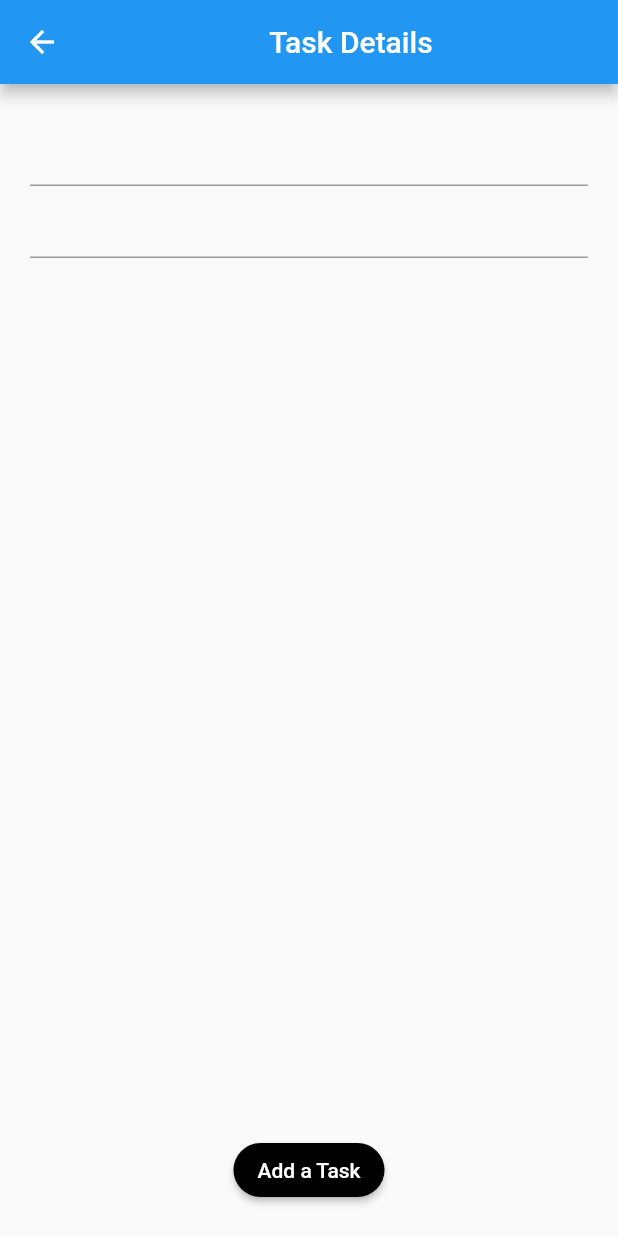
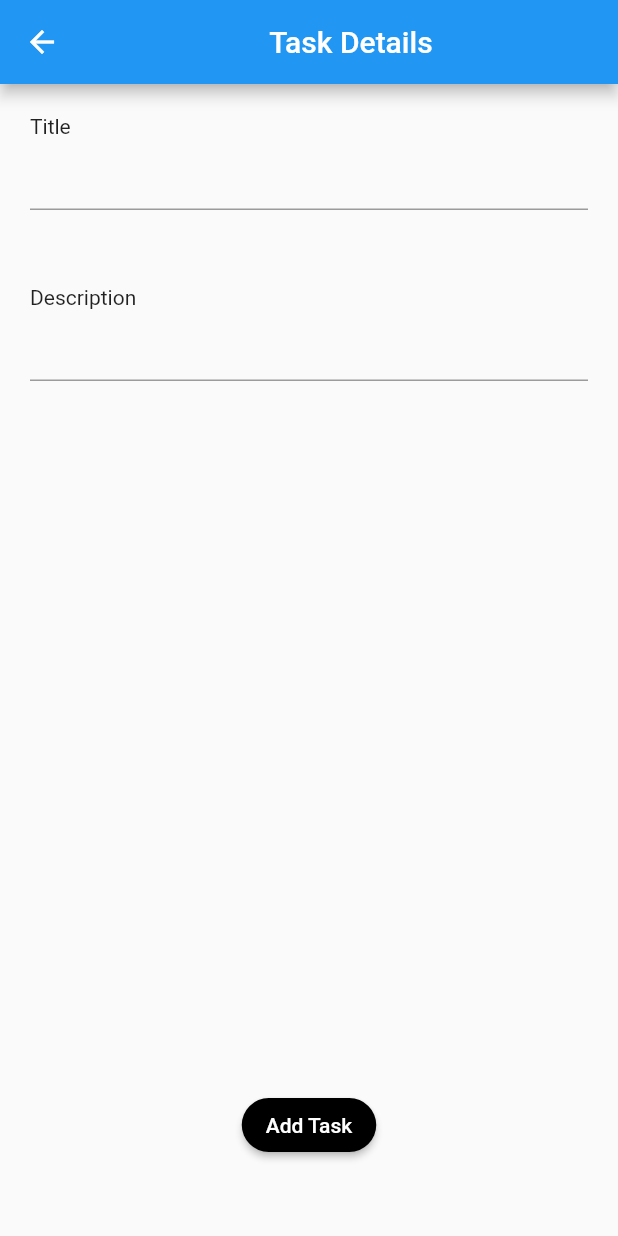
Before and after one commit to Evoqys/yt_todo, a Flutter app: the TaskDetails screen opened by its route, on a phone screen of 412 x 824 dp. Run offline on Flutter 3.47's test engine with Material 2 defaults, Android fonts, the phone set to English and light mode, and no system bars; our stand-ins replace flushbar, get_it.

```diff
--- a/lib/enums/task_status.dart
+++ b/lib/enums/task_status.dart
@@ -3,3 +3,5 @@ enum TaskStatus {
   IN_PROGRESS,
   DONE
 }
+
+//TaskStatus.OPEN
--- a/lib/models/task_model.dart
+++ b/lib/models/task_model.dart
@@ -1,6 +1,7 @@
 
 import 'package:flutter/material.dart';
 import 'package:yt_todo/enums/task_status.dart';
+import 'package:yt_todo/utilities/enum_utilities.dart';
 
 class Task {
   String id;
@@ -19,6 +20,6 @@ class Task {
     this.id = map['id'];
     this.title = map['title'];
     this.description = map['description'];
-    this.status = map['status'];
+    this.status = enumValueFromString<TaskStatus>(map['status'].toString(), TaskStatus.values);
   }
 }
--- a/lib/presentations/task_details.dart
+++ b/lib/presentations/task_details.dart
@@ -1,6 +1,8 @@
 import 'package:flutter/material.dart';
 import 'package:yt_todo/locator.dart';
+import 'package:yt_todo/models/task_model.dart';
 import 'package:yt_todo/services/task_service.dart';
+import 'package:flushbar/flushbar.dart';
 
 class TaskDetails extends StatefulWidget {
   @override
@@ -12,6 +14,21 @@ class _TaskDetailsState extends State<TaskDetails> {
   TaskService _taskService = locator<TaskService>();
   TextEditingController _titleController = new TextEditingController();
   TextEditingController _descriptionController = new TextEditingController();
+  Task task;
+  @override
+  void initState() {
+    WidgetsBinding.instance.addPostFrameCallback((_) {
+      task = ModalRoute.of(context).settings.arguments;
+      if(task!=null) {
+        _titleController.text = task.title;
+        _descriptionController.text = task.description;
+        setState(() {
+        });
+      }
+    });
+    super.initState();
+  }
+
   @override
   Widget build(BuildContext context) {
     return Scaffold(
@@ -21,19 +38,24 @@ class _TaskDetailsState extends State<TaskDetails> {
       body: Padding(
         padding: EdgeInsets.all(20),
         child: Column(
+          crossAxisAlignment: CrossAxisAlignment.start,
           children: <Widget>[
+            Text('Title'),
             TextFormField(
               controller: _titleController,
             ),
+            SizedBox(height: 50,),
+            Text('Description', textAlign: TextAlign.left,),
             TextFormField(
               controller: _descriptionController,
             ),
             Expanded(child: Column(
               mainAxisAlignment: MainAxisAlignment.end,
               children: <Widget>[
-                RaisedButton(
-                  onPressed: _addTask,
-                  child: Text('Add a Task'),
+                Center(
+                  child: RaisedButton(
+                    onPressed: task != null? _updateTask : _addTask,
+                    child: Text(task != null ? 'Update Task': 'Add Task'),
                     textColor: Colors.white,
                     color: Colors.black,
                       elevation: 2,
@@ -42,6 +64,8 @@ class _TaskDetailsState extends State<TaskDetails> {
                     ),
 
                   ),
+                ),
+                SizedBox(height: 30,)
               ],
             ))
           ],
@@ -51,11 +75,31 @@ class _TaskDetailsState extends State<TaskDetails> {
   }
 
   _addTask() {
+  print(_titleController.value.text);
+  print(_descriptionController.value.text);
     Map<String, dynamic> map = {
-      'title': _titleController.text,
-      'description': _descriptionController.text
+      'title': _titleController.value.text,
+      'description': _descriptionController.value.text
     };
     _taskService.addTask(map);
     Navigator.pop(context);
   }
+
+  _updateTask() {
+    Map<String, dynamic> updates = {};
+    if(_titleController.value.text != task.title) {
+      updates.addAll({
+        'title': _titleController.value.text
+      });
     }
+    if(_descriptionController.value.text != task.description) {
+      updates.addAll({
+        'description': _descriptionController.value.text
+      });
+    }
+    print(task.status);
+    _taskService.updateTask(task, updates);
+    Navigator.pop(context);
+  }
+
+}
--- /dev/null
+++ b/lib/utilities/enum_utilities.dart
@@ -0,0 +1,10 @@
+
+String enumValueToString(Object o) => o.toString().split('.').last.toLowerCase();
+
+
+//"open"
+
+T enumValueFromString<T>(String key, Iterable<T> values) => values.firstWhere(
+    (v) => v!=null  && key == enumValueToString(v),
+  orElse: () => null
+);
--- a/pubspec.yaml
+++ b/pubspec.yaml
@@ -32,6 +32,8 @@ dependencies:
   http: ^0.12.0+4
 
   uuid: ^2.0.4
+
+  flushbar: 1.9.1
 
 dev_dependencies:
   flutter_test:
```
Also changed, not shown: lib/presentations/task_card.dart (+23 -4 lines), lib/providers/task_provider.dart (+9 -0 lines), lib/services/task_service.dart (+17 -1 lines), pubspec.lock. Lines whose indentation alone changed are shown as unchanged.
